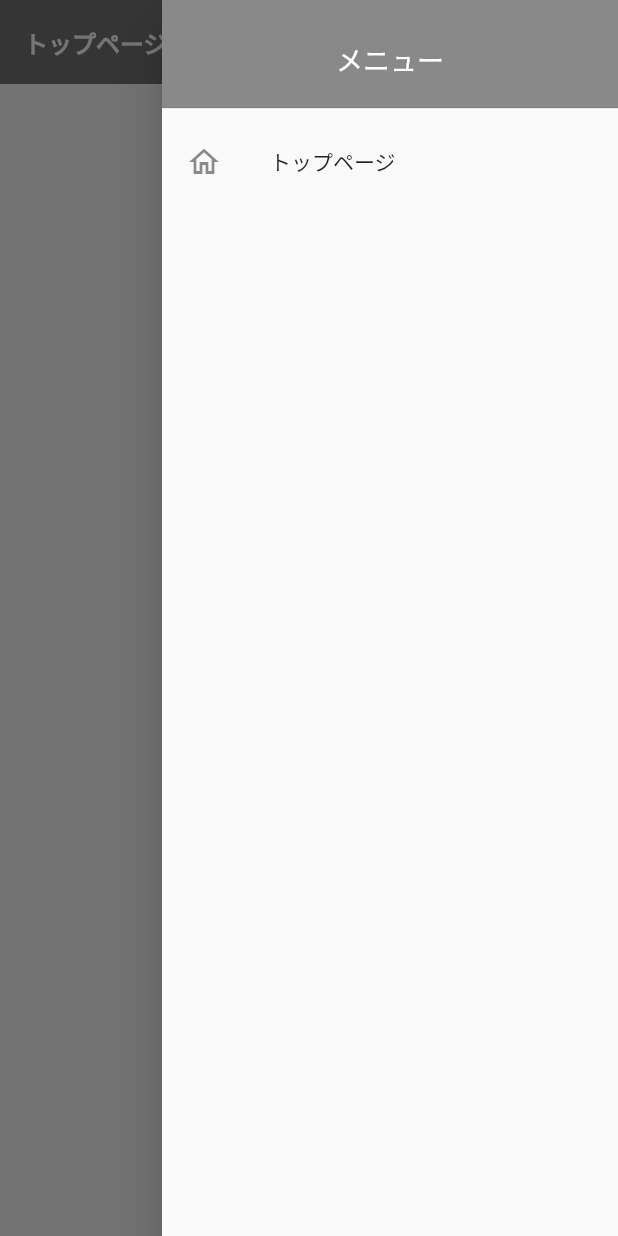
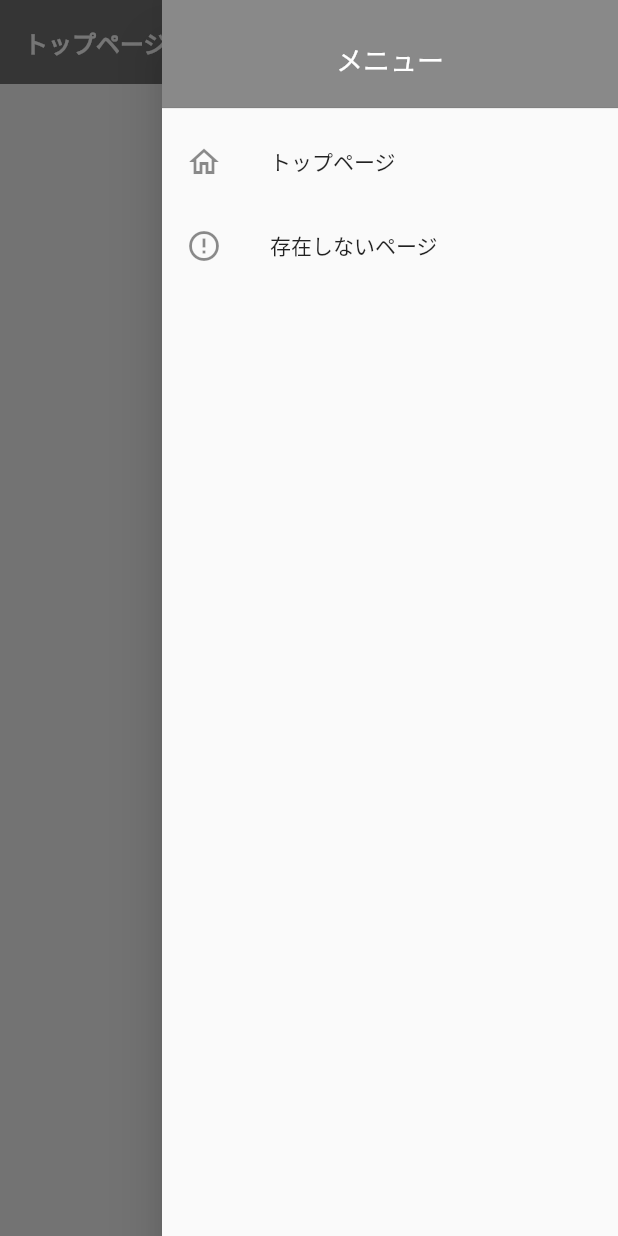
Before and after one commit to ryukalice/ryukalice-flutter, a Flutter app: the screen it shows after launch, with the side drawer open, on a phone screen of 412 x 824 dp. Run offline on Flutter 3.47's test engine with Material 2 defaults, Android fonts, the phone set to English and light mode, and no system bars; our stand-ins replace go_router.

Commit message:
存在しないページへのリンクをハンバーガーメニュー内に仮移動

```diff
--- a/lib/screens/home_screen.dart
+++ b/lib/screens/home_screen.dart
@@ -1,5 +1,4 @@
 import 'package:flutter/material.dart';
-import 'package:go_router/go_router.dart';
 import '/screens/layout.dart';
 
 class HomeScreen extends StatefulWidget {
@@ -17,12 +16,7 @@ class _State extends State<HomeScreen> {
       body: Center(
         child: Column(
           mainAxisAlignment: MainAxisAlignment.center,
-          children: <Widget>[
-            ElevatedButton(
-              onPressed: () => context.go('/error'),
-              child: const Text('エラーページ'),
-            ),
-          ],
+          children: const <Widget>[],
         ),
       ),
     );
--- a/lib/screens/layouts/menu.dart
+++ b/lib/screens/layouts/menu.dart
@@ -25,6 +25,11 @@ class Menu extends StatelessWidget {
             title: const Text('トップページ'),
             onTap: () => context.go('/'),
           ),
+          ListTile(
+            leading: const Icon(Icons.error_outline),
+            title: const Text('存在しないページ'),
+            onTap: () => context.go('/error'),
+          )
         ],
       ),
     );
```
